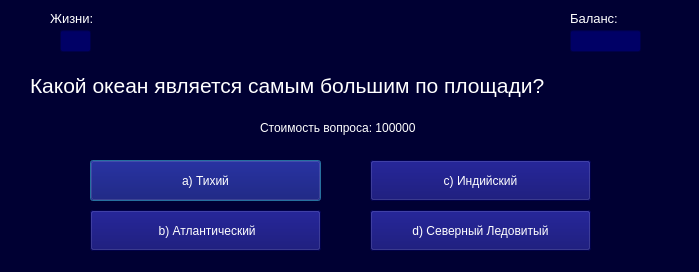
Old version of the form ui_ui_files/question_window7_ui.ui in the repository DelZeiT/How_to_become_a_millionaire.
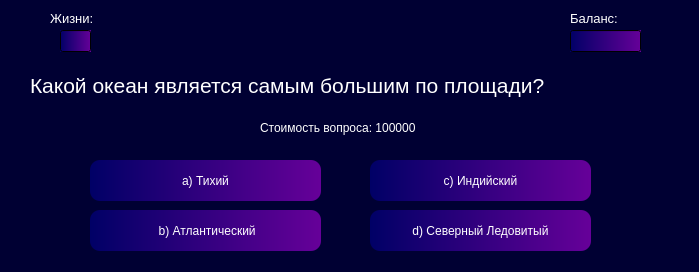
New version of the form.

```diff
--- a/ui_ui_files/question_window7_ui.ui
+++ b/ui_ui_files/question_window7_ui.ui
@@ -62,7 +62,7 @@
     </rect>
    </property>
    <property name="styleSheet">
-    <string notr="true">background-color: #000066; color: white</string>
+    <string notr="true">background-color: qlineargradient(x1:1, y1:0, x2:0, y2:0, stop:0 #660099, stop:1 #000066); color: white</string>
    </property>
    <property name="text">
     <string/>
@@ -102,7 +102,7 @@
     </rect>
    </property>
    <property name="styleSheet">
-    <string notr="true">background-color: #000066; color: white</string>
+    <string notr="true">background-color: qlineargradient(x1:1, y1:0, x2:0, y2:0, stop:0 #660099, stop:1 #000066); color: white</string>
    </property>
    <property name="text">
     <string/>
@@ -155,7 +155,7 @@
     </rect>
    </property>
    <property name="styleSheet">
-    <string notr="true">background-color: #000066; color: white</string>
+    <string notr="true">background-color: qlineargradient(x1:1, y1:0, x2:0, y2:0, stop:0 #660099, stop:1 #000066); color: white; border-radius: 10px</string>
    </property>
    <property name="text">
     <string>a) Тихий</string>
@@ -171,7 +171,7 @@
     </rect>
    </property>
    <property name="styleSheet">
-    <string notr="true">background-color: #000066; color: white</string>
+    <string notr="true">background-color: qlineargradient(x1:1, y1:0, x2:0, y2:0, stop:0 #660099, stop:1 #000066); color: white; border-radius: 10px</string>
    </property>
    <property name="text">
     <string> b) Атлантический</string>
@@ -187,7 +187,7 @@
     </rect>
    </property>
    <property name="styleSheet">
-    <string notr="true">background-color: #000066; color: white</string>
+    <string notr="true">background-color: qlineargradient(x1:1, y1:0, x2:0, y2:0, stop:0 #660099, stop:1 #000066); color: white; border-radius: 10px</string>
    </property>
    <property name="text">
     <string>c) Индийский</string>
@@ -203,7 +203,7 @@
     </rect>
    </property>
    <property name="styleSheet">
-    <string notr="true">background-color: #000066; color: white</string>
+    <string notr="true">background-color: qlineargradient(x1:1, y1:0, x2:0, y2:0, stop:0 #660099, stop:1 #000066); color: white; border-radius: 10px</string>
    </property>
    <property name="text">
     <string>d) Северный Ледовитый</string>
```
